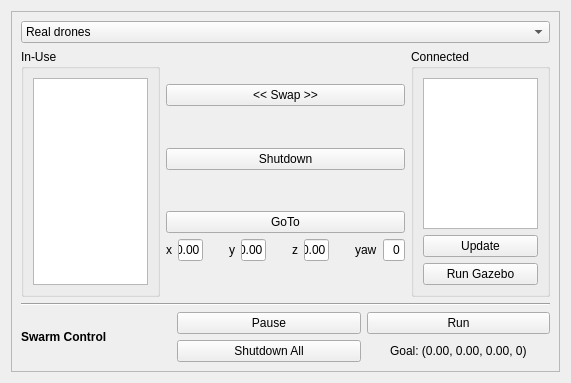
Old version of the form src/tools/swarm_controller/src/SwarmController.ui in the repository asilvaigor/psc.
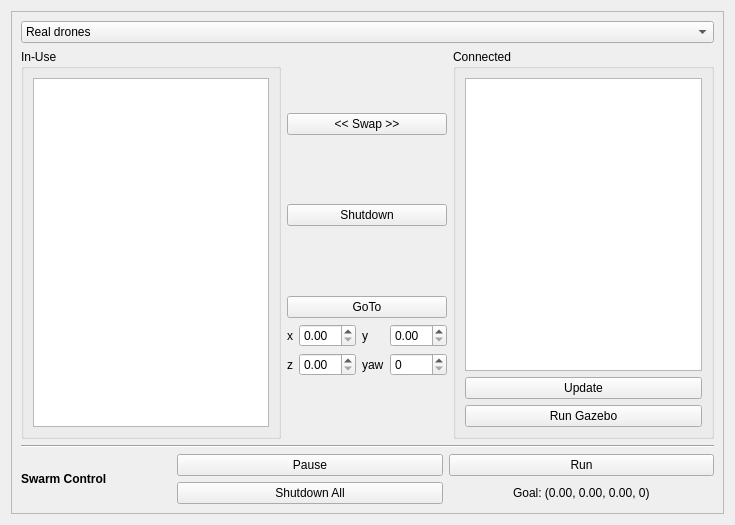
New version of the form. Icons and pictures are not drawn.

Commit message: Fixing bugs in swarm_controller

The edit to the form file:
```diff
--- a/src/tools/swarm_controller/src/SwarmController.ui
+++ b/src/tools/swarm_controller/src/SwarmController.ui
@@ -9,8 +9,8 @@
    <rect>
     <x>0</x>
     <y>0</y>
-    <width>571</width>
-    <height>383</height>
+    <width>735</width>
+    <height>525</height>
    </rect>
   </property>
   <property name="windowTitle">
@@ -27,8 +27,8 @@
        <rect>
         <x>0</x>
         <y>0</y>
-        <width>551</width>
-        <height>363</height>
+        <width>715</width>
+        <height>505</height>
        </rect>
       </property>
       <layout class="QVBoxLayout" name="verticalLayout_2">
@@ -153,140 +153,46 @@
             </widget>
            </item>
            <item>
-            <layout class="QHBoxLayout" name="horizontalLayout_3">
-             <item>
-              <widget class="QLabel" name="label_4">
-               <property name="text">
-                <string>x</string>
-               </property>
-              </widget>
-             </item>
-             <item>
-              <widget class="QLineEdit" name="x_line_edit">
-               <property name="enabled">
-                <bool>true</bool>
-               </property>
-               <property name="maximumSize">
-                <size>
-                 <width>45</width>
-                 <height>16777215</height>
-                </size>
-               </property>
-               <property name="text">
-                <string>0.00</string>
-               </property>
-               <property name="alignment">
-                <set>Qt::AlignRight|Qt::AlignTrailing|Qt::AlignVCenter</set>
-               </property>
-              </widget>
-             </item>
-             <item>
-              <spacer name="horizontalSpacer">
-               <property name="orientation">
-                <enum>Qt::Horizontal</enum>
-               </property>
-               <property name="sizeHint" stdset="0">
-                <size>
-                 <width>40</width>
-                 <height>20</height>
-                </size>
-               </property>
-              </spacer>
-             </item>
-             <item>
+            <layout class="QGridLayout" name="gridLayout_3">
+             <item row="0" column="4">
               <widget class="QLabel" name="label_5">
                <property name="text">
                 <string>y</string>
                </property>
               </widget>
              </item>
-             <item>
-              <widget class="QLineEdit" name="y_line_edit">
-               <property name="maximumSize">
-                <size>
-                 <width>45</width>
-                 <height>16777215</height>
-                </size>
-               </property>
+             <item row="0" column="2">
+              <widget class="QDoubleSpinBox" name="x_edit"/>
+             </item>
+             <item row="0" column="5">
+              <widget class="QDoubleSpinBox" name="y_edit"/>
+             </item>
+             <item row="0" column="1">
+              <widget class="QLabel" name="label_4">
                <property name="text">
-                <string>0.00</string>
-               </property>
-               <property name="alignment">
-                <set>Qt::AlignRight|Qt::AlignTrailing|Qt::AlignVCenter</set>
+                <string>x</string>
                </property>
               </widget>
              </item>
-             <item>
-              <spacer name="horizontalSpacer_2">
-               <property name="orientation">
-                <enum>Qt::Horizontal</enum>
-               </property>
-               <property name="sizeHint" stdset="0">
-                <size>
-                 <width>40</width>
-                 <height>20</height>
-                </size>
-               </property>
-              </spacer>
-             </item>
-             <item>
+             <item row="1" column="1">
               <widget class="QLabel" name="label_6">
                <property name="text">
                 <string>z</string>
                </property>
               </widget>
              </item>
-             <item>
-              <widget class="QLineEdit" name="z_line_edit">
-               <property name="maximumSize">
-                <size>
-                 <width>45</width>
-                 <height>16777215</height>
-                </size>
-               </property>
-               <property name="text">
-                <string>0.00</string>
-               </property>
-               <property name="alignment">
-                <set>Qt::AlignRight|Qt::AlignTrailing|Qt::AlignVCenter</set>
-               </property>
-              </widget>
+             <item row="1" column="2">
+              <widget class="QDoubleSpinBox" name="z_edit"/>
              </item>
-             <item>
-              <spacer name="horizontalSpacer_3">
-               <property name="orientation">
-                <enum>Qt::Horizontal</enum>
-               </property>
-               <property name="sizeHint" stdset="0">
-                <size>
-                 <width>40</width>
-                 <height>20</height>
-                </size>
-               </property>
-              </spacer>
-             </item>
-             <item>
+             <item row="1" column="4">
               <widget class="QLabel" name="label_9">
                <property name="text">
                 <string>yaw</string>
                </property>
               </widget>
              </item>
-             <item>
-              <widget class="QLineEdit" name="yaw_line_edit">
-               <property name="maximumSize">
-                <size>
-                 <width>42</width>
-                 <height>16777215</height>
-                </size>
-               </property>
-               <property name="text">
-                <string>0</string>
-               </property>
-               <property name="alignment">
-                <set>Qt::AlignRight|Qt::AlignTrailing|Qt::AlignVCenter</set>
-               </property>
-              </widget>
+             <item row="1" column="5">
+              <widget class="QSpinBox" name="yaw_edit"/>
              </item>
             </layout>
            </item>
```
The commit also changes 6 other files.
